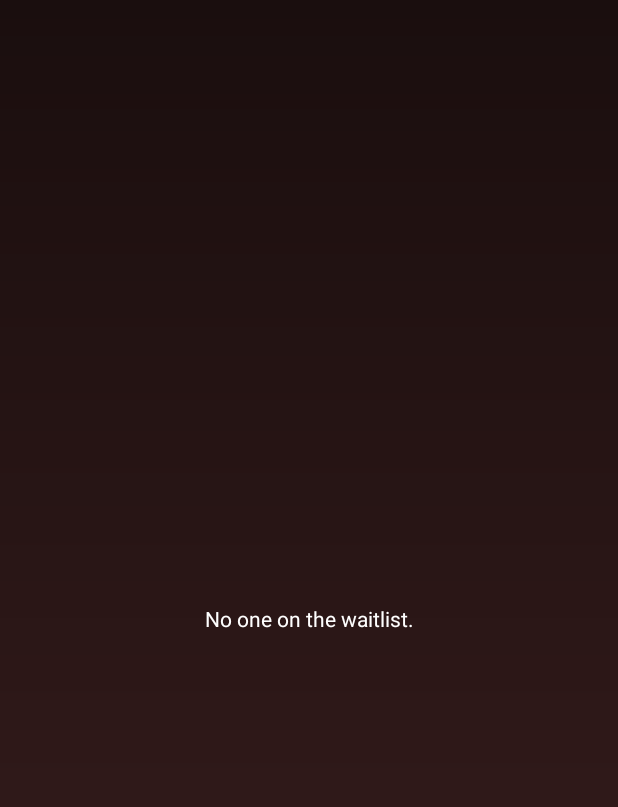
After one commit to CMPUT301F25treees/treees-rootss, an Android app: the fragment OEventWaitlistFrag placed in its activity, on a phone screen of 412 x 824 dp. The commit adds this screen. Shown: the top 807 px of the screen. Run offline under Robolectric (Android 15) with nearby library versions, the phone set to English and light mode, and no system bars; our stand-ins replace Firebase (no records; nobody signed in at launch, a user with empty details on screens opened directly), navigation-ui.

Commit message:
Completed US-02.05.03

```diff
--- /dev/null
+++ b/app/src/main/java/com/example/myapplication/features/organizer/OEventWaitlistFrag.java
@@ -0,0 +1,137 @@
+package com.example.myapplication.features.organizer;
+
+import android.os.Bundle;
+import android.view.LayoutInflater;
+import android.view.View;
+import android.view.ViewGroup;
+import android.widget.TextView;
+
+import androidx.annotation.NonNull;
+import androidx.annotation.Nullable;
+import androidx.fragment.app.Fragment;
+import androidx.recyclerview.widget.DividerItemDecoration;
+import androidx.recyclerview.widget.LinearLayoutManager;
+import androidx.recyclerview.widget.RecyclerView;
+import com.example.myapplication.R;
+
+import com.google.firebase.firestore.DocumentSnapshot;
+import com.google.firebase.firestore.FirebaseFirestore;
+
+import java.util.ArrayList;
+import java.util.List;
+import java.util.concurrent.atomic.AtomicInteger;
+
+public class OEventWaitlistFrag extends Fragment {
+    private String eventId;
+    private RecyclerView finalListRecycler;
+    private TextView emptyState;
+    private OFinalListAdapter adapter;
+    private final FirebaseFirestore db = FirebaseFirestore.getInstance();
+
+    @Nullable
+    @Override
+    public View onCreateView(@NonNull LayoutInflater inflater, @Nullable ViewGroup container, @Nullable Bundle savedInstanceState) {
+        return inflater.inflate(R.layout.fragment_o_event_finallist, container, false);
+    }
+
+    @Override
+    public void onViewCreated(@NonNull View view, @Nullable Bundle savedInstanceState) {
+        super.onViewCreated(view, savedInstanceState);
+
+        eventId = getArguments() != null ? getArguments().getString("eventId") : null;
+        finalListRecycler = view.findViewById(R.id.waitlistRecycler);
+        emptyState = view.findViewById(R.id.emptyState);
+
+        finalListRecycler.setLayoutManager(new LinearLayoutManager(requireContext()));
+        finalListRecycler.addItemDecoration(new DividerItemDecoration(requireContext(), DividerItemDecoration.VERTICAL));
+
+        adapter = new OFinalListAdapter();
+        finalListRecycler.setAdapter(adapter);
+
+        showEmpty();
+
+        if (eventId != null) {
+            finalList();
+        }
+    }
+
+    @Override
+    public void onResume() {
+        super.onResume();
+        if (eventId != null) {
+            finalList(); // refresh when returning to screen
+        }
+    }
+
+    private void finalList() {
+        db.collection("notificationList")
+                .whereEqualTo("eventId", eventId)
+                .get()
+                .addOnSuccessListener(query -> {
+                    if (query.isEmpty()) {
+                        showEmpty();
+                        return;
+                    }
+                    DocumentSnapshot doc = query.getDocuments().get(0);
+                    List<String> finalIds = (List<String>) doc.get("final");
+                    if (finalIds == null || finalIds.isEmpty()) {
+                        showEmpty();
+                        return;
+                    }
+                    fetchUserNames(finalIds);
+
+        })
+                .addOnFailureListener(e -> {
+                    showEmpty();
+        });
+    }
+
+    private void fetchUserNames(List<String> userIds) {
+        List<String> names = new ArrayList<>();
+        AtomicInteger done = new AtomicInteger(0);
+        int total = userIds.size();
+
+        for (String uid : userIds) {
+            db.collection("users").document(uid).get()
+                    .addOnSuccessListener(userDoc -> {
+                        names.add(resolveName(userDoc, uid));
+                        if (done.incrementAndGet() == total) {
+                            applyNames(names);
+                        }
+                    })
+                    .addOnFailureListener(e -> {
+                        names.add(uid); // fallback
+                        if (done.incrementAndGet() == total) {
+                            applyNames(names);
+                        }
+                    });
+        }
+    }
+
+    private void applyNames(List<String> names) {
+        if (!isAdded()) return;
+        if (names.isEmpty()) {
+            showEmpty();
+        } else {
+            adapter.setNames(names);
+            finalListRecycler.setVisibility(View.VISIBLE);
+            emptyState.setVisibility(View.GONE);
+        }
+    }
+
+    private String resolveName(DocumentSnapshot userDoc, String fallbackUid) {
+        if (userDoc != null && userDoc.exists()) {
+            String first = userDoc.getString("firstName");
+            String last = userDoc.getString("lastName");
+            String full = (first != null ? first : "") +
+                    (last != null ? " " + last : "");
+            if (!full.trim().isEmpty()) return full.trim();
+        }
+        return fallbackUid;
+    }
+
+    private void showEmpty() {
+        emptyState.setVisibility(View.VISIBLE);
+        finalListRecycler.setVisibility(View.GONE);
+    }
+}
--- a/app/src/main/java/com/example/myapplication/features/organizer/OProfileFrag.java
+++ b/app/src/main/java/com/example/myapplication/features/organizer/OProfileFrag.java
@@ -166,9 +166,7 @@ public class OProfileFrag extends Fragment {
     private void deleteEventsByField(String fieldName, String uid, Runnable onComplete, OnFailureListener onFailure) {
         firestore.collection("events")
                 .whereEqualTo(fieldName, uid)
-                .get()
-                .addOnSuccessListener(snapshot -> handleEventDeletionResult(snapshot, onComplete, onFailure))
-                .addOnFailureListener(onFailure);
+                .get();
     }
 
 
--- /dev/null
+++ b/app/src/main/res/layout/fragment_o_event_finallist.xml
@@ -0,0 +1,35 @@
+<?xml version="1.0" encoding="utf-8"?>
+<androidx.constraintlayout.widget.ConstraintLayout xmlns:android="http://schemas.android.com/apk/res/android"
+    xmlns:app="http://schemas.android.com/apk/res-auto"
+    android:layout_width="match_parent"
+    android:layout_height="match_parent"
+    xmlns:tools="http://schemas.android.com/tools"
+    android:background="@drawable/bg_login_gradient">
+
+    <androidx.recyclerview.widget.RecyclerView
+        android:id="@+id/waitlistRecycler"
+        android:layout_width="0dp"
+        android:layout_height="0dp"
+        android:layout_marginTop="24dp"
+        android:clipToPadding="false"
+        android:padding="8dp"
+        app:layout_constraintBottom_toBottomOf="parent"
+        app:layout_constraintEnd_toEndOf="parent"
+        app:layout_constraintStart_toStartOf="parent"
+        app:layout_constraintTop_toTopOf="parent"
+        tools:listitem="@layout/item_finallist_name" />
+
+    <TextView
+        android:id="@+id/emptyState"
+        android:layout_width="wrap_content"
+        android:layout_height="wrap_content"
+        android:text="No one on the waitlist."
+        android:textColor="@android:color/white"
+        android:padding="16dp"
+        android:visibility="gone"
+        app:layout_constraintTop_toTopOf="parent"
+        app:layout_constraintBottom_toBottomOf="parent"
+        app:layout_constraintStart_toStartOf="parent"
+        app:layout_constraintEnd_toEndOf="parent" />
+
+</androidx.constraintlayout.widget.ConstraintLayout>
--- a/app/src/main/res/navigation/mobile_navigation.xml
+++ b/app/src/main/res/navigation/mobile_navigation.xml
@@ -135,4 +135,13 @@
             app:argType="string" />
     </fragment>
 
+    <fragment
+        android:id="@+id/navigation_organizer_waitlist"
+        android:name="com.example.myapplication.features.organizer.OEventWaitlistFrag"
+        tools:layout="@layout/fragment_o_event_finallist">
+        <argument
+            android:name="eventId"
+            app:argType="string" />
+    </fragment>
+
 </navigation>
```
Also changed, not shown: app/src/main/java/com/example/myapplication/features/organizer/OEventDetailFrag.java (+6 -3 lines), app/src/main/java/com/example/myapplication/features/organizer/OFinalListAdapter.java (added, +51 -0 lines), app/src/main/res/layout/item_finallist_name.xml (added, +10 -0 lines).
